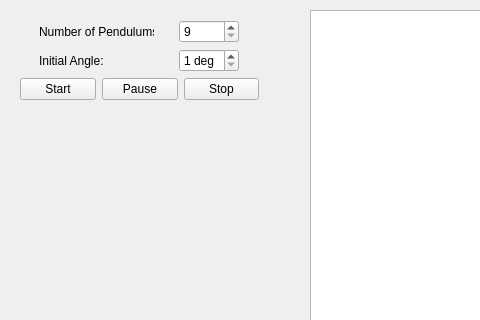
This is Widget.ui in LuisCarlosRojasTorres/PendulumWavesSimulator as Qt 5 draws it before an edit; both pictures show x 0 to 480 and y 0 to 320 of the 823 by 723 pixel window. The edited form follows.
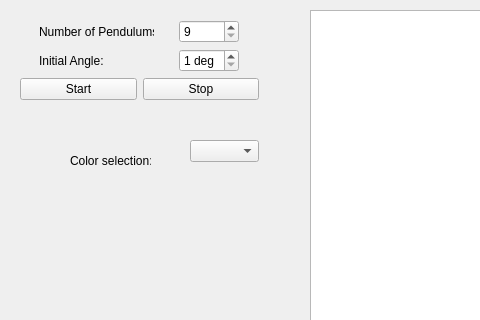
This is the edited form.

The edit to the form file:
```diff
--- a/Widget.ui
+++ b/Widget.ui
@@ -35,7 +35,7 @@
     </size>
    </property>
   </widget>
-  <widget class="QWidget" name="">
+  <widget class="QWidget" name="layoutWidget">
    <property name="geometry">
     <rect>
      <x>20</x>
@@ -45,7 +45,21 @@
     </rect>
    </property>
    <layout class="QGridLayout" name="gridLayout">
-    <item row="0" column="0" colspan="3">
+    <item row="2" column="0">
+     <widget class="QPushButton" name="pushButton">
+      <property name="text">
+       <string>Start</string>
+      </property>
+     </widget>
+    </item>
+    <item row="2" column="1">
+     <widget class="QPushButton" name="pushButton_3">
+      <property name="text">
+       <string>Stop</string>
+      </property>
+     </widget>
+    </item>
+    <item row="0" column="0" colspan="2">
      <layout class="QHBoxLayout" name="horizontalLayout">
       <item>
        <widget class="QLabel" name="label">
@@ -93,7 +107,7 @@
       </item>
      </layout>
     </item>
-    <item row="1" column="0" colspan="3">
+    <item row="1" column="0" colspan="2">
      <layout class="QHBoxLayout" name="horizontalLayout_2">
       <item>
        <widget class="QLabel" name="label_2">
@@ -141,29 +155,31 @@
       </item>
      </layout>
     </item>
-    <item row="2" column="0">
-     <widget class="QPushButton" name="pushButton">
-      <property name="text">
-       <string>Start</string>
-      </property>
-     </widget>
-    </item>
-    <item row="2" column="1">
-     <widget class="QPushButton" name="pushButton_2">
-      <property name="text">
-       <string>Pause</string>
-      </property>
-     </widget>
-    </item>
-    <item row="2" column="2">
-     <widget class="QPushButton" name="pushButton_3">
-      <property name="text">
-       <string>Stop</string>
-      </property>
-     </widget>
-    </item>
    </layout>
   </widget>
+  <widget class="QComboBox" name="cB_colors">
+   <property name="geometry">
+    <rect>
+     <x>190</x>
+     <y>140</y>
+     <width>69</width>
+     <height>22</height>
+    </rect>
+   </property>
+  </widget>
+  <widget class="QLabel" name="label_3">
+   <property name="geometry">
+    <rect>
+     <x>70</x>
+     <y>150</y>
+     <width>81</width>
+     <height>21</height>
+    </rect>
+   </property>
+   <property name="text">
+    <string>Color selection: </string>
+   </property>
+  </widget>
  </widget>
  <resources/>
  <connections/>
```
